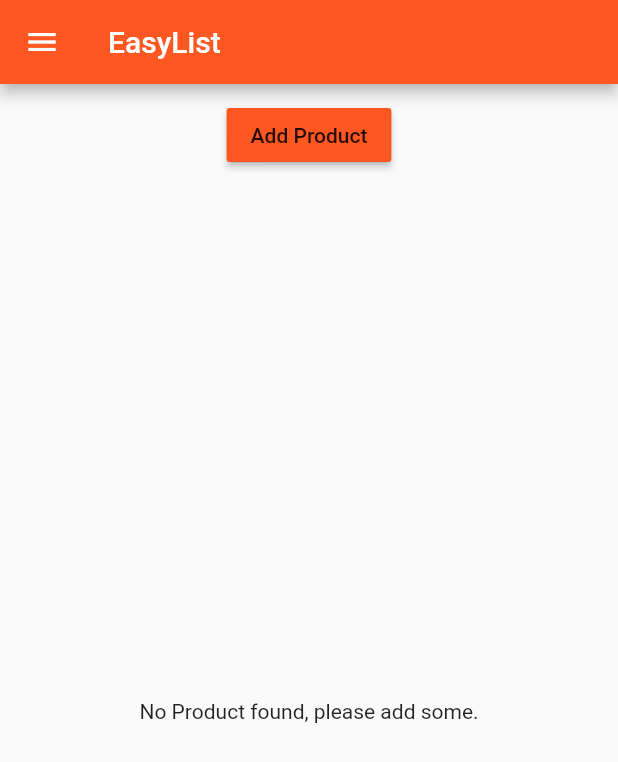
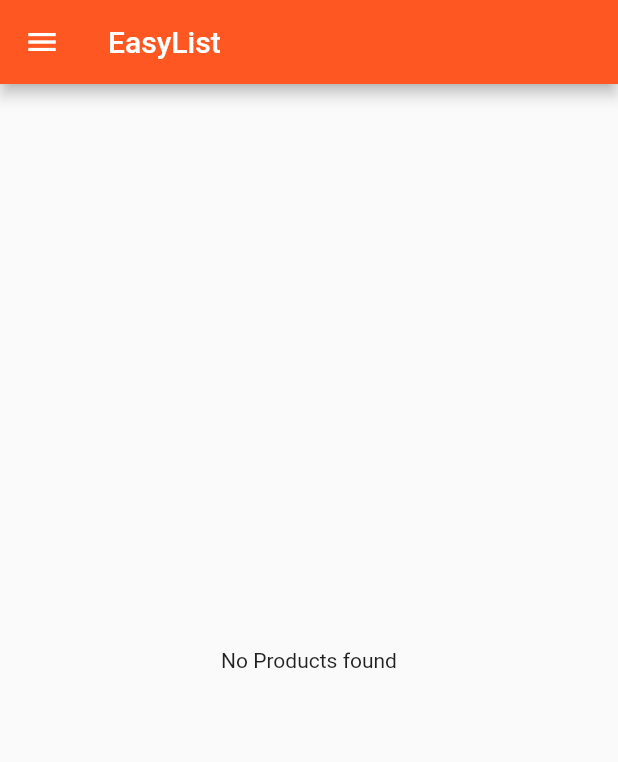
Before and after one commit to jalong4/flutter_course, a Flutter app: the ProductAdminPage screen opened by its route, tab 2 chosen, in the side drawer, after a tap on "All Products", on a phone screen of 412 x 824 dp. Shown: the top 762 px of the screen. Run offline on Flutter 3.47's test engine with Material 2 defaults, Android fonts, the phone set to English and light mode, and no system bars.

Commit message:
up to start of lecture 101

```diff
--- a/lib/main.dart
+++ b/lib/main.dart
@@ -1,6 +1,6 @@
 import 'package:flutter/material.dart';
 
-// import './pages/auth.dart';
+import './pages/auth.dart';
 import './pages/products_admin.dart';
 import './pages/products.dart';
 import './pages/product.dart';
@@ -15,11 +15,13 @@ class MyApp extends StatefulWidget {
 }
 
 class _MyAppState extends State<MyApp> {
-  List<Map<String, String>> _products = [];
+  List<Map<String, dynamic>> _products = [];
 
-  void _addProduct(Map<String, String> productName) {
+  void _addProduct(Map<String, dynamic> product) {
+    print('Adding product');
+    print(product);
     setState(() {
-      _products.add(productName);
+      _products.add(product);
     });
   }
 
@@ -38,9 +40,10 @@ class _MyAppState extends State<MyApp> {
           accentColor: Colors.deepPurple),
       // home: AuthPage(),
       routes: {
-        '/': (BuildContext context) =>
-            ProductsPage(_products, _addProduct, _deleteProduct),
-        '/admin': (BuildContext context) => ProductAdminPage(),
+        '/': (BuildContext context) => AuthPage(),
+        '/admin': (BuildContext context) =>
+            ProductAdminPage(_addProduct, _deleteProduct),
+        '/products': (BuildContext context) => ProductsPage(_products),
       },
       onGenerateRoute: (RouteSettings settings) {
         final List<String> pathElements = settings.name.split('/');
@@ -57,8 +60,7 @@ class _MyAppState extends State<MyApp> {
       },
       onUnknownRoute: (RouteSettings settings) {
         return MaterialPageRoute(
-            builder: (BuildContext context) =>
-                ProductsPage(_products, _addProduct, _deleteProduct));
+            builder: (BuildContext context) => ProductsPage(_products));
       },
     );
   }
--- a/lib/pages/product.dart
+++ b/lib/pages/product.dart
@@ -48,11 +48,11 @@ class ProductPage extends StatelessWidget {
           crossAxisAlignment: CrossAxisAlignment.center,
           children: <Widget>[
             Image.asset(imageUrl),
-            Padding(
+            Container(
               padding: const EdgeInsets.all(10.0),
               child: Text(title),
             ),
-            Padding(
+            Container(
               padding: const EdgeInsets.all(10.0),
               child: RaisedButton(
                 color: Theme.of(context).accentColor,
--- a/lib/pages/product_create.dart
+++ b/lib/pages/product_create.dart
@@ -1,18 +1,69 @@
 import 'package:flutter/material.dart';
 
-class ProductCreatePage extends StatelessWidget {
+class ProductCreatePage extends StatefulWidget {
+  final Function addProduct;
+  ProductCreatePage(this.addProduct);
+
+  @override
+  State<StatefulWidget> createState() {
+    return _ProductCreatePageState();
+  }
+}
+
+class _ProductCreatePageState extends State<ProductCreatePage> {
+  String _title = '';
+  String _description = '';
+  double _price = 0.0;
+
   @override
   Widget build(BuildContext context) {
-    return Center(
-      child: RaisedButton(
-          child: Text('Save'),
-          onPressed: () {
-            showModalBottomSheet(
-                context: context,
-                builder: (BuildContext context) {
-                  return Center(child: Text('This is a modal'));
-                });
-          }),
+    return Container(
+      margin: const EdgeInsets.all(10.0),
+      child: ListView(
+        children: <Widget>[
+          TextField(
+            decoration: InputDecoration(labelText: 'Product Title'),
+            onChanged: (String value) {
+              setState(() {
+                _title = value;
+              });
+            },
+          ),
+          TextField(
+            decoration: InputDecoration(labelText: 'Product Description'),
+            maxLines: 4,
+            onChanged: (String value) {
+              setState(() {
+                _description = value;
+              });
+            },
+          ),
+          TextField(
+            decoration: InputDecoration(labelText: 'Product Price'),
+            keyboardType: TextInputType.number,
+            onChanged: (String value) {
+              setState(() {
+                _price = double.parse(value);
+              });
+            },
+          ),
+          SizedBox(height: 10.0),
+          RaisedButton(
+              child: Text('Save'),
+              color: Theme.of(context).accentColor,
+              textColor: Colors.white,
+              onPressed: () {
+                final Map<String, dynamic> product = {
+                  'title': _title,
+                  'image': 'assets/food.jpg',
+                  'description': _description,
+                  'price': _price
+                };
+                widget.addProduct(product);
+                Navigator.pushReplacementNamed(context, '/products');
+              })
+        ],
+      ),
     );
   }
 }
--- a/lib/pages/products.dart
+++ b/lib/pages/products.dart
@@ -1,14 +1,12 @@
 import 'package:flutter/material.dart';
 
-import '../product_manager.dart';
+import '../products.dart';
 
 class ProductsPage extends StatelessWidget {
 
-final List<Map<String, String>> products;
-final Function addProduct;
-final Function deleteProduct;
+final List<Map<String, dynamic>> products;
 
-ProductsPage(this.products, this.addProduct, this.deleteProduct);
+ProductsPage(this.products);
 
   @override
   Widget build(BuildContext context) {
@@ -27,7 +25,7 @@ ProductsPage(this.products, this.addProduct, this.deleteProduct);
       appBar: AppBar(
         title: Text('EasyList'),
       ),
-      body: ProductManager(products, addProduct, deleteProduct),
+      body: Products(products),
     );
   }
 }
--- a/lib/pages/products_admin.dart
+++ b/lib/pages/products_admin.dart
@@ -4,6 +4,10 @@ import './product_create.dart';
 import './product_list.dart';
 
 class ProductAdminPage extends StatelessWidget {
+  final Function addProduct;
+  final Function deleteProduct;
+  ProductAdminPage(this.addProduct, this.deleteProduct);
+
   @override
   Widget build(BuildContext context) {
     return DefaultTabController(
@@ -15,27 +19,27 @@ class ProductAdminPage extends StatelessWidget {
                 AppBar(automaticallyImplyLeading: false, title: Text('Choose')),
                 ListTile(
                   title: Text('All Products'),
-                onTap: () => Navigator.pushReplacementNamed(context, '/'),
+                  onTap: () =>
+                      Navigator.pushReplacementNamed(context, '/prodcuts'),
                 ),
               ],
             ),
           ),
           appBar: AppBar(
             title: Text('Manage Products'),
-          bottom: TabBar(tabs: <Widget>[
-            Tab(
-              icon: Icon(Icons.create),
-              text: 'Create Product'),
-            Tab(
-              icon: Icon(Icons.list),
-              text: 'My Products'),
-          ],),
+            bottom: TabBar(
+              tabs: <Widget>[
+                Tab(icon: Icon(Icons.create), text: 'Create Product'),
+                Tab(icon: Icon(Icons.list), text: 'My Products'),
+              ],
             ),
-        body: TabBarView(children: <Widget>[
-          ProductCreatePage(),
+          ),
+          body: TabBarView(
+            children: <Widget>[
+              ProductCreatePage(addProduct),
               ProductListPage(),
-        ],)
-        ),
+            ],
+          )),
     );
   }
 }
--- a/lib/product_control.dart
+++ /dev/null
@@ -1,19 +0,0 @@
-import 'package:flutter/material.dart';
-
-class ProductControl extends StatelessWidget {
-  final String title;
-  final Function addProduct;
-
-  ProductControl({this.title, this.addProduct});
-
-  @override
-  Widget build(BuildContext context) {
-    return RaisedButton(
-            color: Theme.of(context).primaryColor,
-            child: Text(title),
-            onPressed: () {
-              addProduct({'title': 'Chocolate', 'image': 'assets/food.jpg'});
-            },
-          );
-  }
-}
--- a/lib/product_manager.dart
+++ /dev/null
@@ -1,26 +0,0 @@
-import 'package:flutter/material.dart';
-
-import './product_control.dart';
-import './products.dart';
-
-class ProductManager extends StatelessWidget {
-
-final List<Map<String, String>> products;
-final Function addProduct;
-final Function deleteProduct;
-
-ProductManager(this.products, this.addProduct, this.deleteProduct);
-
-  @override
-  Widget build(BuildContext context) {
-    return Column(
-      children: <Widget>[
-        Container(
-          margin: EdgeInsets.all(10.0),
-          child: ProductControl(title: 'Add Product', addProduct: addProduct),
-        ),
-        Expanded(child: Products(products, deleteProduct: deleteProduct)),
-      ],
-    );
-  }
-}
--- a/lib/products.dart
+++ b/lib/products.dart
@@ -1,10 +1,9 @@
 import 'package:flutter/material.dart';
 
 class Products extends StatelessWidget {
-  final List<Map<String, String>> products;
-  final Function deleteProduct;
+  final List<Map<String, dynamic>> products;
 
-  Products(this.products, {this.deleteProduct});
+  Products(this.products);
 
   Widget _buildProductItem(BuildContext context, int index) {
     String title = products[index]['title'];
@@ -14,7 +13,10 @@ class Products extends StatelessWidget {
       child: Column(
         children: <Widget>[
           Image.asset(imageUrl),
-          Text(title),
+          Container(
+            margin: const EdgeInsets.only(top: 10.0),
+            child: Text(title),
+          ),
           ButtonBar(
             alignment: MainAxisAlignment.center,
             children: <Widget>[
@@ -24,9 +26,9 @@ class Products extends StatelessWidget {
                         .pushNamed<bool>(
                             context, '/product/' + index.toString())
                         .then((bool delete) {
-                      if (delete) {
-                        deleteProduct(index);
-                      }
+                      // if (delete) {
+                      //   deleteProduct(index);
+                      // }
                     }),
               ),
             ],
@@ -43,7 +45,7 @@ class Products extends StatelessWidget {
       productCard = ListView.builder(
           itemBuilder: _buildProductItem, itemCount: products.length);
     } else {
-      productCard = Center(child: Text('No Product found, please add some.'));
+      productCard = Center(child: Text('No Products found'));
     }
     return productCard;
   }
```
Also changed, not shown: lib/pages/auth.dart (+56 -6 lines). Lines whose indentation alone changed are shown as unchanged.
